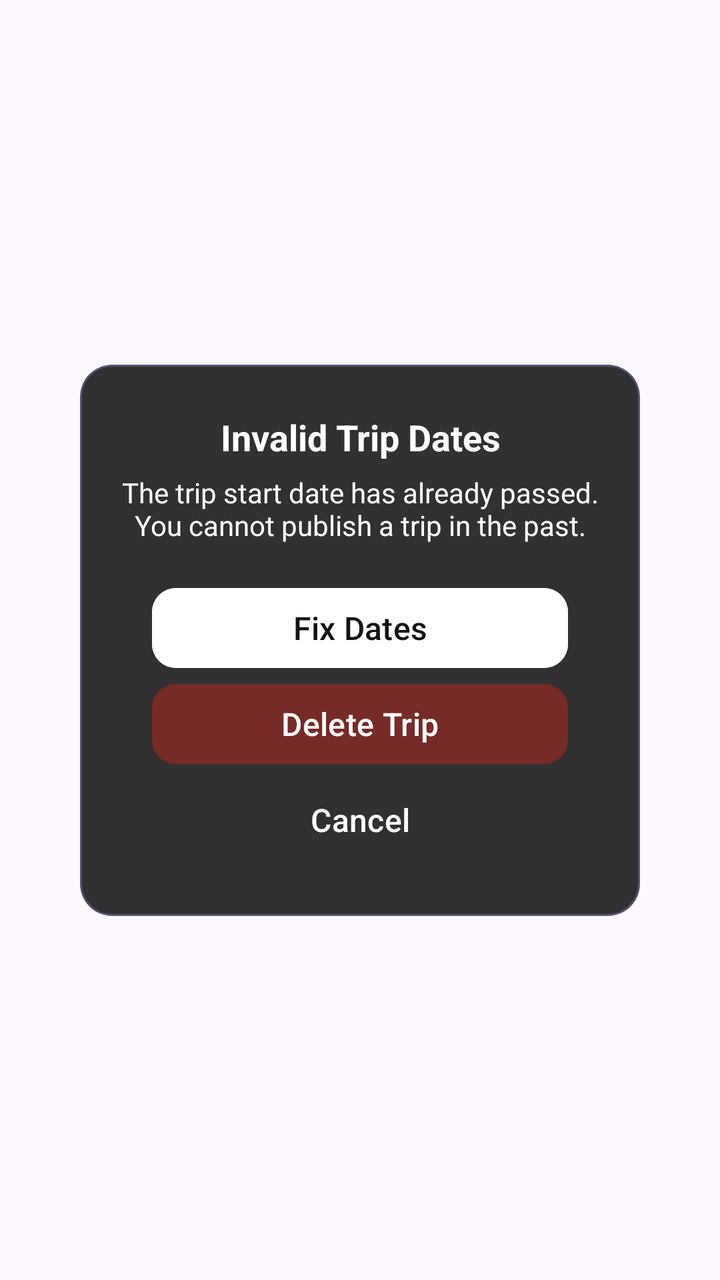
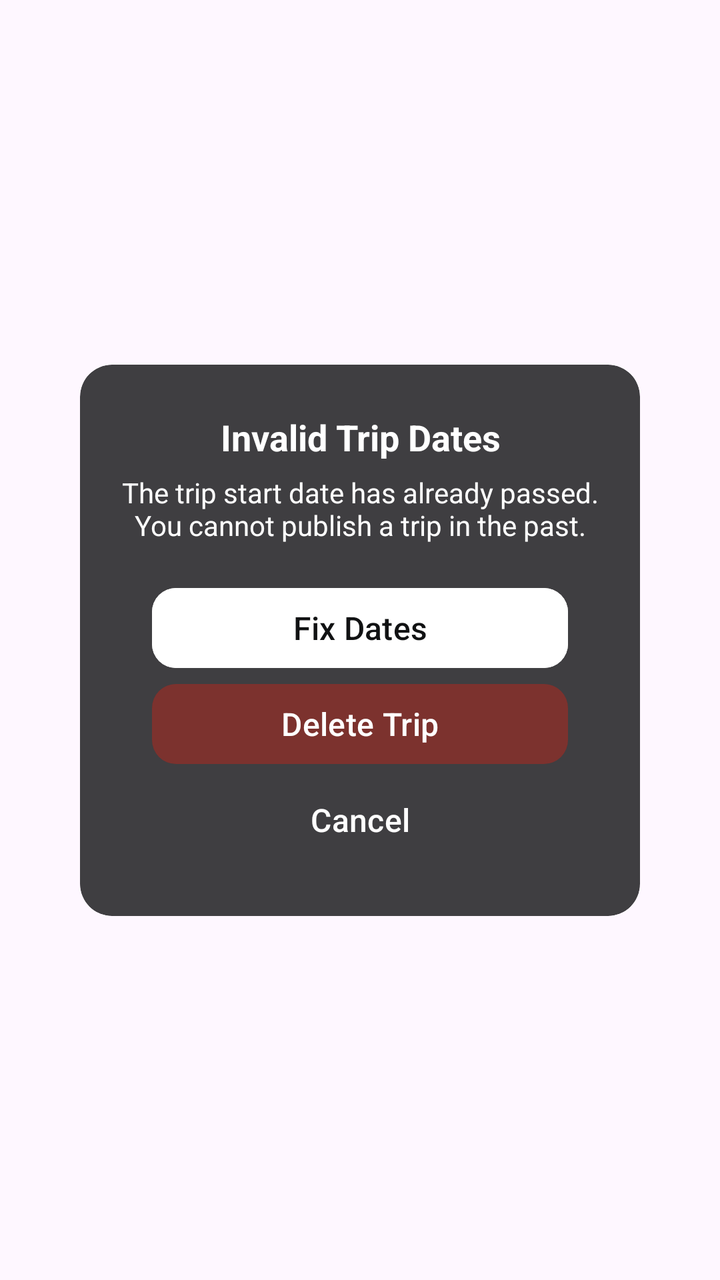

Before-and-after screenshots of an Android layout around one commit, followed by the original layout XML and the change that was made.
<!-- AndroidManifest.xml: application theme Theme.SpaceAdvisor -->
<!-- res/layout/container_btn_my_trips_fragment.xml -->
<?xml version="1.0" encoding="utf-8"?>
<androidx.constraintlayout.widget.ConstraintLayout xmlns:android="http://schemas.android.com/apk/res/android"
    xmlns:app="http://schemas.android.com/apk/res-auto"
    android:layout_width="match_parent"
    android:layout_height="match_parent">

    <com.google.android.material.card.MaterialCardView
        android:id="@+id/post_settings_btn_container"
        android:layout_width="match_parent"
        android:layout_height="wrap_content"
        android:layout_marginHorizontal="40dp"
        app:cardBackgroundColor="@color/transparent_black_80"
        app:cardCornerRadius="16dp"
        app:cardElevation="0dp"
        app:layout_constraintBottom_toBottomOf="parent"
        app:layout_constraintEnd_toEndOf="parent"
        app:layout_constraintStart_toStartOf="parent"
        app:layout_constraintTop_toTopOf="parent"
        app:strokeColor="?attr/customColorPrimaryFaded"
        app:strokeWidth="1dp">

        <LinearLayout
            android:layout_width="match_parent"
            android:layout_height="wrap_content"
            android:orientation="vertical"
            android:paddingHorizontal="12dp"
            android:paddingVertical="24dp">

            <TextView
                android:layout_width="match_parent"
                android:layout_height="wrap_content"
                android:text="Invalid Trip Dates"
                android:textAlignment="center"
                android:textColor="@color/white"
                android:textSize="18sp"
                android:textStyle="bold" />

            <TextView
                android:layout_width="match_parent"
                android:layout_height="wrap_content"
                android:layout_marginTop="6dp"
                android:layout_marginBottom="6dp"
                android:text="The trip start date has already passed. You cannot publish a trip in the past."
                android:textAlignment="center"
                android:textColor="@color/white"
                android:textSize="14sp" />

            <LinearLayout
                android:layout_width="match_parent"
                android:layout_height="wrap_content"
                android:layout_marginTop="12dp"
                android:orientation="vertical"
                android:paddingHorizontal="24dp">

                <com.google.android.material.button.MaterialButton
                    android:id="@+id/fix_dates_btn_container_trip_fragment"
                    android:layout_width="match_parent"
                    android:layout_height="wrap_content"
                    android:layout_gravity="center"
                    android:backgroundTint="@color/white"
                    android:text="Fix Dates"
                    android:textColor="@color/secondary"
                    android:textSize="16sp"
                    app:cornerRadius="12dp" />

                <com.google.android.material.button.MaterialButton
                    android:id="@+id/delete_trip_btn_container_trip_fragment"
                    android:layout_width="match_parent"
                    android:layout_height="wrap_content"
                    android:layout_gravity="center"
                    android:backgroundTint="@color/alert_faded"
                    android:text="Delete Trip"
                    android:textColor="@color/on_alert_faded"
                    android:textSize="16sp"
                    app:cornerRadius="12dp" />

                <com.google.android.material.button.MaterialButton
                    android:id="@+id/cancel_btn_container_trip_fragment"
                    style="@style/ThemeOverlay.Material3.Button.TextButton"
                    android:layout_width="match_parent"
                    android:layout_height="wrap_content"
                    android:layout_gravity="center"
                    android:backgroundTint="@color/transparent"
                    android:text="Cancel"
                    android:textColor="@color/white"
                    android:textSize="16sp" />

            </LinearLayout>

        </LinearLayout>

    </com.google.android.material.card.MaterialCardView>

</androidx.constraintlayout.widget.ConstraintLayout>
<!-- resources referenced by this layout -->
<resources>
  <color name="alert_faded">@color/red_muted_faded</color>
  <color name="on_alert_faded">@color/white</color>
  <color name="secondary">@color/deep_black</color>
  <color name="transparent">#00000000</color>
  <color name="transparent_black_80">#CD000000</color>
  <color name="white">#FFFFFFFF</color>
  <style name="Theme.SpaceAdvisor" parent="Base.Theme.SpaceAdvisor">
          <item name="colorPrimary">@color/primary</item>
          <item name="customColorPrimary">@color/primary</item>
          <item name="customColorPrimaryGlow">@color/primary_glow</item>
          <item name="customColorPrimaryFaded">@color/primary_faded</item>
          <item name="customColorPrimaryLight">@color/primary_light</item>
          <item name="customColorPrimaryVariant">@color/primary_variant</item>
          <item name="customColorPrimaryVariantFaded">@color/primary_variant_faded</item>
      </style>
  <color name="red_muted_faded">#50B3261E</color>
  <color name="deep_black">#111213</color>
  <style name="Base.Theme.SpaceAdvisor" parent="Theme.Material3.DayNight.NoActionBar">
          <item name="colorPrimary">@color/primary</item>
      </style>
  <color name="primary">@color/space_purple</color>
  <color name="primary_glow">@color/space_purple_glow</color>
  <color name="primary_faded">@color/space_purple_faded</color>
  <color name="primary_light">@color/space_purple_light</color>
  <color name="primary_variant">@color/space_pink</color>
  <color name="primary_variant_faded">@color/space_pink_faded</color>
  <color name="space_purple">#575AD3</color>
  <color name="space_purple_glow">#48575AD3</color>
  <color name="space_purple_faded">#50A0A0FF</color>
  <color name="space_purple_light">#A0A0FF</color>
  <color name="space_pink">#AE52D4</color>
  <color name="space_pink_faded">#20AE52D4</color>
</resources>

<!-- the commit's change to res/layout/container_btn_my_trips_fragment.xml (unified diff, before → after) -->
@@ -16,8 +16,7 @@
         app:layout_constraintEnd_toEndOf="parent"
         app:layout_constraintStart_toStartOf="parent"
         app:layout_constraintTop_toTopOf="parent"
-        app:strokeColor="?attr/customColorPrimaryFaded"
-        app:strokeWidth="1dp">
+        app:strokeWidth="0dp">
 
         <LinearLayout
             android:layout_width="match_parent"
@@ -59,7 +58,7 @@
                     android:layout_gravity="center"
                     android:backgroundTint="@color/white"
                     android:text="Fix Dates"
-                    android:textColor="@color/secondary"
+                    android:textColor="@color/deep_black"
                     android:textSize="16sp"
                     app:cornerRadius="12dp" />
 
<!-- resource entries referenced after the edit -->
@@ -1,35 +1,28 @@
 <!-- resources referenced by this layout -->
 <resources>
-  <color name="alert_faded">@color/red_muted_faded</color>
+  <color name="alert_faded">@color/space_red_faded</color>
   <color name="on_alert_faded">@color/white</color>
-  <color name="secondary">@color/deep_black</color>
   <color name="transparent">#00000000</color>
-  <color name="transparent_black_80">#CD000000</color>
+  <color name="transparent_black_80">#CD111213</color>
   <color name="white">#FFFFFFFF</color>
   <style name="Theme.SpaceAdvisor" parent="Base.Theme.SpaceAdvisor">
-          <item name="colorPrimary">@color/primary</item>
-          <item name="customColorPrimary">@color/primary</item>
-          <item name="customColorPrimaryGlow">@color/primary_glow</item>
-          <item name="customColorPrimaryFaded">@color/primary_faded</item>
-          <item name="customColorPrimaryLight">@color/primary_light</item>
-          <item name="customColorPrimaryVariant">@color/primary_variant</item>
-          <item name="customColorPrimaryVariantFaded">@color/primary_variant_faded</item>
+          <item name="colorPrimary">@color/space_purple</item>
+          <item name="customColorPrimary">@color/space_purple</item>
+          <item name="customColorPrimaryFaded">@color/space_purple_faded</item>
+          <item name="customColorPrimaryLight">@color/space_purple_light</item>
+          <item name="customColorPrimaryLightFaded">@color/space_purple_light_faded</item>
+          <item name="customColorPrimaryVariant">@color/space_pink</item>
+          <item name="customColorPrimaryVariantFaded">@color/space_pink_faded</item>
       </style>
-  <color name="red_muted_faded">#50B3261E</color>
+  <color name="space_red_faded">#50B3261E</color>
   <color name="deep_black">#111213</color>
   <style name="Base.Theme.SpaceAdvisor" parent="Theme.Material3.DayNight.NoActionBar">
-          <item name="colorPrimary">@color/primary</item>
+          <item name="colorPrimary">@color/space_purple</item>
       </style>
-  <color name="primary">@color/space_purple</color>
-  <color name="primary_glow">@color/space_purple_glow</color>
-  <color name="primary_faded">@color/space_purple_faded</color>
-  <color name="primary_light">@color/space_purple_light</color>
-  <color name="primary_variant">@color/space_pink</color>
-  <color name="primary_variant_faded">@color/space_pink_faded</color>
   <color name="space_purple">#575AD3</color>
-  <color name="space_purple_glow">#48575AD3</color>
-  <color name="space_purple_faded">#50A0A0FF</color>
+  <color name="space_purple_faded">#48575AD3</color>
   <color name="space_purple_light">#A0A0FF</color>
+  <color name="space_purple_light_faded">#30A0A0FF</color>
   <color name="space_pink">#AE52D4</color>
   <color name="space_pink_faded">#20AE52D4</color>
 </resources>
